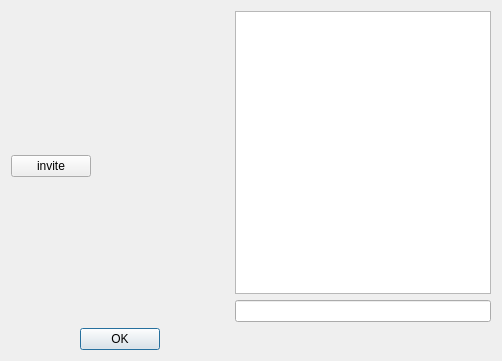
First picture: the form in src/client/gui/livejamming/app/roomdialog.ui, repository sush/Live-Jamming, before the edit.
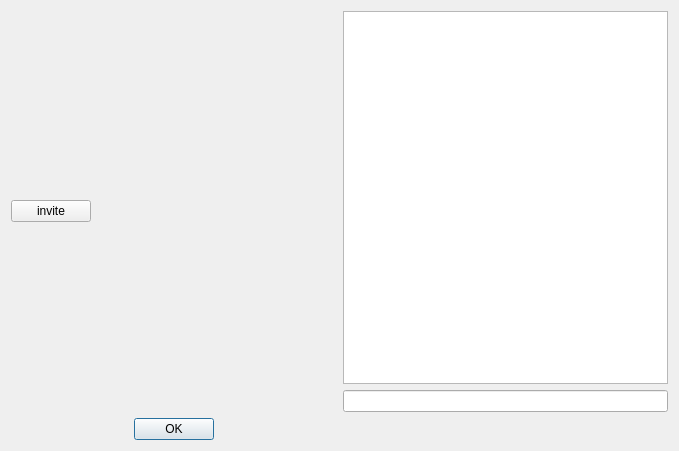
Second picture: the form after the edit.

Patch:
```diff
--- a/src/client/gui/livejamming/app/roomdialog.ui
+++ b/src/client/gui/livejamming/app/roomdialog.ui
@@ -6,8 +6,8 @@
    <rect>
     <x>0</x>
     <y>0</y>
-    <width>502</width>
-    <height>361</height>
+    <width>679</width>
+    <height>451</height>
    </rect>
   </property>
   <property name="windowTitle">
```
